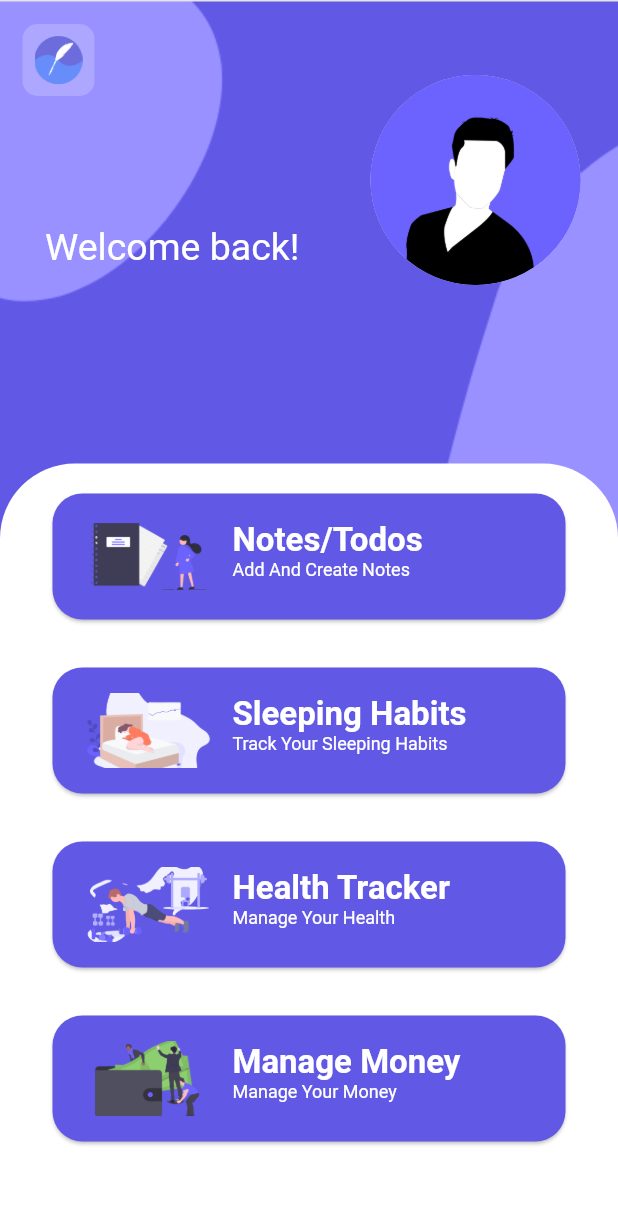
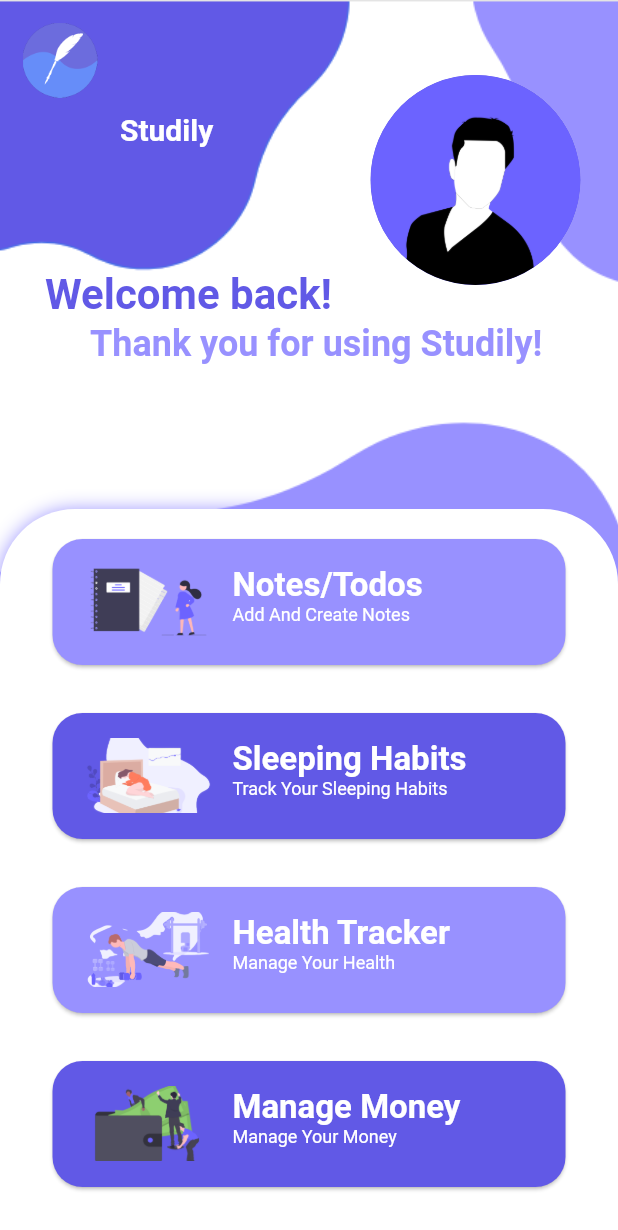
Before and after one commit to cmoral58/Studily-Sqflite-Login, a Flutter app: the HomePageBody screen opened directly, on a phone screen of 412 x 824 dp. Shown: the top 1230 px of the screen. Run offline on Flutter 3.47's test engine with Material 2 defaults, Android fonts, the phone set to English and light mode, and no system bars; our stand-ins replace get_it, sqflite; accounts and stored records are empty.

Commit message:
Changed the Home Page

```diff
--- a/lib/pages/home/home_background.dart
+++ b/lib/pages/home/home_background.dart
@@ -105,8 +105,15 @@ class HomePageBackground extends StatelessWidget {
         children: <Widget>[
           Positioned(
             top: 0,
-            child: Image.asset('assets/WaveImages/HomeScreenBubbles.png'),
+            // child: Image.asset('assets/WaveImages/HomeScreenBubbles.png'),
+            child: Image.asset(
+              'assets/WaveImages/HomeScreenWaveBubble.png',
+              height: size.height * 0.8,
+            ),
           ),
+
+          // Uncomment this to show the avatar
+
           Positioned(
             top: 50,
             right: 25,
@@ -125,26 +132,69 @@ class HomePageBackground extends StatelessWidget {
               ),
             ),
           ),
+
           Positioned(
-            top: 150,
+            top: 75,
+            left: 80,
+            child: Text(
+              'Studily',
+              style: TextStyle(
+                fontSize: 20,
+                fontWeight: FontWeight.bold,
+                color: Colors.white,
+              ),
+            ),
+          ),
+
+          // Uncomment/Comment this to display/hide 'Welcome back' message
+
+          Positioned(
+            top: 180,
             left: 30,
             child: Text(
               "Welcome back!",
               style: TextStyle(
-                fontSize: 25,
-                color: Colors.white,
+                fontSize: 28,
+                fontWeight: FontWeight.bold,
+                // color: Colors.white,
+                color: Color(0xff6159E6),
               ),
             ),
           ),
+
+          Positioned(
+            top: 215,
+            left: 60,
+            child: Text(
+              "Thank you for using Studily!",
+              style: TextStyle(
+                fontSize: 24,
+                fontWeight: FontWeight.bold,
+                // color: Colors.white,
+                color: Color(0xff9891FF),
+              ),
+            ),
+          ),
+
           Center(
             child: new Container(
               width: double.infinity,
               alignment: AlignmentDirectional(0.0, 1.0),
               child: Container(
                 width: double.infinity, // This affects the white container
-                height: size.height / 1.6,
+                // height: size.height / 1.6,
+                height: size.height / 1.7,
                 // color: Colors.white,
                 decoration: BoxDecoration(
+                  // Box shadow for container
+                  boxShadow: [
+                    BoxShadow(
+                      // color: Colors.grey,
+                      color: Color(0xff9891FF),
+                      offset: Offset(0.0, 1.0), //(x,y)
+                      blurRadius: 10.0,
+                    ),
+                  ],
                   color: Colors.white,
                   borderRadius: BorderRadius.only(
                     topRight: Radius.circular(50),
@@ -166,7 +216,8 @@ class HomePageBackground extends StatelessWidget {
                                 shape: RoundedRectangleBorder(
                                   borderRadius: BorderRadius.circular(20),
                                 ),
-                                color: Color(0xff6159E6),
+                                // color: Color(0xff6159E6),
+                                color: Color(0xff9891FF),
                                 child: Padding(
                                   padding: const EdgeInsets.all(8.0),
                                   child: Row(
@@ -302,7 +353,8 @@ class HomePageBackground extends StatelessWidget {
                                 shape: RoundedRectangleBorder(
                                   borderRadius: BorderRadius.circular(20),
                                 ),
-                                color: Color(0xff6159E6),
+                                // color: Color(0xff6159E6),
+                                color: Color(0xff9891FF),
                                 child: Padding(
                                   padding: const EdgeInsets.all(8.0),
                                   child: Row(
--- a/lib/pages/home/home_body.dart
+++ b/lib/pages/home/home_body.dart
@@ -23,22 +23,32 @@ class HomePageBody extends StatelessWidget {
               // Translucent menu item [child: Builder()]
               child: Builder(
                 builder: (context) => Ink(
-                  decoration: ShapeDecoration(
-                    color: Colors.white.withOpacity(0.2),
-                    shape: RoundedRectangleBorder(
-                      borderRadius: BorderRadius.all(Radius.circular(10)),
-                    ),
-                  ),
-                  child: IconButton(
-                    icon: Image(
-                      image: AssetImage('assets/logo/studily-logo.png'),
-                    ),
-                    // icon: Icon(
-                    // Icons.menu,
-                    // color: Colors.white.withOpacity(0.8),
-                    // size: 30,
-                    // ),
-                    onPressed: () => Scaffold.of(context).openDrawer(),
+                  //     // Uncomment this to add accessability to the drawer
+
+                  //     // decoration: ShapeDecoration(
+                  //     //   color: Colors.white.withOpacity(0.2),
+                  //     //   shape: RoundedRectangleBorder(
+                  //     //     borderRadius: BorderRadius.all(Radius.circular(10)),
+                  //     //   ),
+                  //     // ),
+                  //     // child: IconButton(
+                  //     //   icon: Image(
+                  //     //     image: AssetImage('assets/logo/studily-logo.png'),
+                  //     //   ),
+                  //     //   // icon: Icon(
+                  //     //   // Icons.menu,
+                  //     //   // color: Colors.white.withOpacity(0.8),
+                  //     //   // size: 30,
+                  //     //   // ),
+                  //     //   onPressed: () => Scaffold.of(context).openDrawer(),
+                  //     // ),
+
+                  //     // This just adds the logo
+
+                  child: Image(
+                    image: AssetImage('assets/logo/studily-logo.png'),
+                    height: 50,
+                    width: 50,
                   ),
                 ),
               ),
@@ -51,17 +61,12 @@ class HomePageBody extends StatelessWidget {
           drawer: Drawer(
             child: Column(
               children: <Widget>[
-                // SizedBox(
-                //   height: 30,
-                // ),
                 DrawerHeader(
                   child: Container(
                     height: 142,
                     width: MediaQuery.of(context).size.width,
                     child: Image.asset(
                       "assets/Studily_avatar.png",
-                      height: 50, // These things also do nothing
-                      width: 50, // These things also do nothing
                     ),
                   ),
                   decoration: BoxDecoration(
--- a/pubspec.yaml
+++ b/pubspec.yaml
@@ -30,7 +30,6 @@ dependencies:
   easy_dialog: ^1.0.5
   syncfusion_flutter_calendar: ^18.3.40
   get_it: ^5.0.1
-  page_transition: ^1.1.7+2
 
 dev_dependencies:
   flutter_test:
@@ -55,7 +54,7 @@ flutter:
   # To add assets to your application, add an assets section, like this:
   assets:
     - assets/
-    - "assets/logo/studily-logo.png"
+    - assets/logo/studily-logo.png
     - assets/images/
     - assets/WelcomeScreenImages/
     - assets/LoginScreenImages/
```
Also changed, not shown: assets/WaveImages/HomeScreenWaveBubble.png (added), pubspec.lock, 1 other file.
